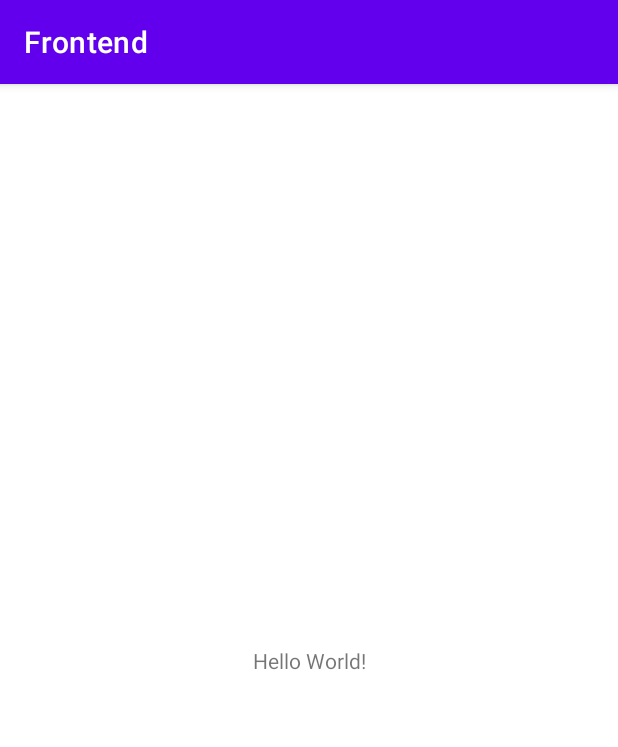
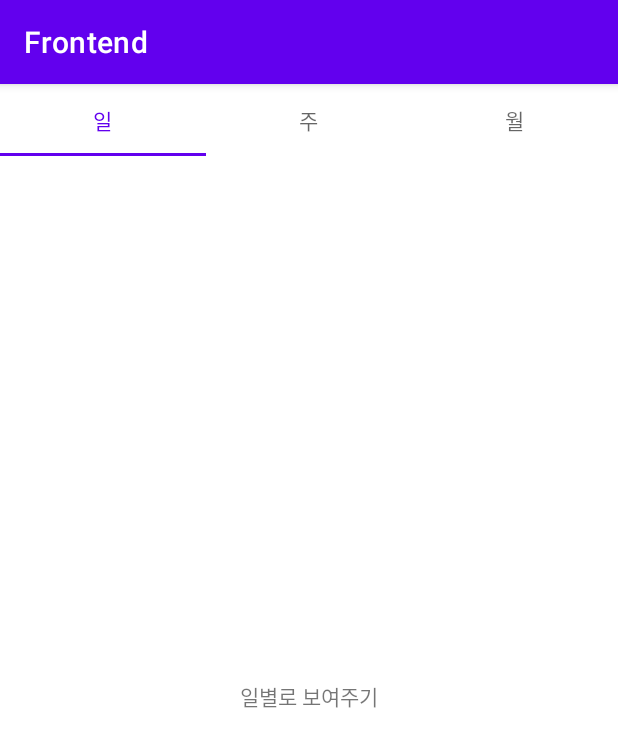
Before and after one commit to WallGGom/MapmO, an Android app: the screen it shows after launch (MainActivity), on a phone screen of 412 x 824 dp. Shown: the top 747 px of the screen. Run offline under Robolectric (Android 15) with nearby library versions, the phone set to English and light mode, and no system bars.

Commit message:
S03P31D203-39 | basic screen | 김희정

```diff
--- a/Frontend/app/build.gradle
+++ b/Frontend/app/build.gradle
@@ -40,7 +40,10 @@ dependencies {
     implementation 'androidx.appcompat:appcompat:1.2.0'
     implementation 'com.google.android.material:material:1.2.1'
     implementation 'androidx.constraintlayout:constraintlayout:2.0.2'
+    implementation 'androidx.legacy:legacy-support-v4:1.0.0'
     testImplementation 'junit:junit:4.+'
     androidTestImplementation 'androidx.test.ext:junit:1.1.2'
     androidTestImplementation 'androidx.test.espresso:espresso-core:3.3.0'
+    implementation "androidx.viewpager2:viewpager2:1.0.0"
+
 }
--- /dev/null
+++ b/Frontend/app/src/main/java/com/example/frontend/Day.kt
@@ -0,0 +1,19 @@
+package com.example.frontend
+
+import android.os.Bundle
+import androidx.fragment.app.Fragment
+import android.view.LayoutInflater
+import android.view.View
+import android.view.ViewGroup
+
+class Day : Fragment() {
+
+    override fun onCreateView(
+        inflater: LayoutInflater, container: ViewGroup?,
+        savedInstanceState: Bundle?
+    ): View? {
+        // Inflate the layout for this fragment
+        return inflater.inflate(R.layout.fragment_day, container, false)
+    }
+
+}
--- /dev/null
+++ b/Frontend/app/src/main/java/com/example/frontend/FragmentAdapter.kt
@@ -0,0 +1,27 @@
+package com.example.frontend
+
+import androidx.fragment.app.Fragment
+import androidx.fragment.app.FragmentManager
+import androidx.fragment.app.FragmentPagerAdapter
+
+class FragmentAdapter(fm: FragmentManager, behavior: Int) : FragmentPagerAdapter(fm, behavior) {
+
+    var fragmentList = listOf<Fragment>()
+
+    override fun getCount(): Int {
+        return fragmentList.size
+    }
+
+    override fun getItem(position: Int): Fragment {
+        return fragmentList.get(position)
+    }
+
+    override fun getPageTitle(position: Int) : CharSequence?{
+        return when (position) {
+            0 -> "일"
+            1 -> "주"
+            else -> "월"
+
+        }
+    }
+}
--- a/Frontend/app/src/main/java/com/example/frontend/MainActivity.kt
+++ b/Frontend/app/src/main/java/com/example/frontend/MainActivity.kt
@@ -2,10 +2,18 @@ package com.example.frontend
 
 import androidx.appcompat.app.AppCompatActivity
 import android.os.Bundle
+import androidx.fragment.app.Fragment
+import kotlinx.android.synthetic.main.activity_main.*
 
 class MainActivity : AppCompatActivity() {
     override fun onCreate(savedInstanceState: Bundle?) {
         super.onCreate(savedInstanceState)
         setContentView(R.layout.activity_main)
+
+        val fragmentList = listOf(Day(), Week(), Month())
+
+        val adapter = FragmentAdapter(supportFragmentManager,1)
+        adapter.fragmentList = fragmentList
+        viewPager.adapter = adapter
     }
 }
--- /dev/null
+++ b/Frontend/app/src/main/java/com/example/frontend/Month.kt
@@ -0,0 +1,19 @@
+package com.example.frontend
+
+import android.os.Bundle
+import androidx.fragment.app.Fragment
+import android.view.LayoutInflater
+import android.view.View
+import android.view.ViewGroup
+
+class Month : Fragment() {
+
+    override fun onCreateView(
+        inflater: LayoutInflater, container: ViewGroup?,
+        savedInstanceState: Bundle?
+    ): View? {
+        // Inflate the layout for this fragment
+        return inflater.inflate(R.layout.fragment_month, container, false)
+    }
+
+}
--- /dev/null
+++ b/Frontend/app/src/main/java/com/example/frontend/Week.kt
@@ -0,0 +1,19 @@
+package com.example.frontend
+
+import android.os.Bundle
+import androidx.fragment.app.Fragment
+import android.view.LayoutInflater
+import android.view.View
+import android.view.ViewGroup
+
+class Week : Fragment() {
+
+    override fun onCreateView(
+        inflater: LayoutInflater, container: ViewGroup?,
+        savedInstanceState: Bundle?
+    ): View? {
+        // Inflate the layout for this fragment
+        return inflater.inflate(R.layout.fragment_week, container, false)
+    }
+
+}
--- a/Frontend/app/src/main/res/layout/activity_main.xml
+++ b/Frontend/app/src/main/res/layout/activity_main.xml
@@ -6,13 +6,34 @@
     android:layout_height="match_parent"
     tools:context=".MainActivity">
 
-    <TextView
-        android:layout_width="wrap_content"
-        android:layout_height="wrap_content"
-        android:text="Hello World!"
+    <androidx.viewpager.widget.ViewPager
+        android:id="@+id/viewPager"
+        android:layout_width="0dp"
+        android:layout_height="0dp"
         app:layout_constraintBottom_toBottomOf="parent"
-        app:layout_constraintLeft_toLeftOf="parent"
-        app:layout_constraintRight_toRightOf="parent"
-        app:layout_constraintTop_toTopOf="parent" />
+        app:layout_constraintEnd_toEndOf="parent"
+        app:layout_constraintStart_toStartOf="parent"
+        app:layout_constraintTop_toTopOf="parent">
 
+        <com.google.android.material.tabs.TabLayout
+            android:id="@+id/tabLayout"
+            android:layout_width="match_parent"
+            android:layout_height="wrap_content">
+
+            <com.google.android.material.tabs.TabItem
+                android:layout_width="wrap_content"
+                android:layout_height="wrap_content"
+                android:text="Monday" />
+
+            <com.google.android.material.tabs.TabItem
+                android:layout_width="wrap_content"
+                android:layout_height="wrap_content"
+                android:text="Tuesday" />
+
+            <com.google.android.material.tabs.TabItem
+                android:layout_width="wrap_content"
+                android:layout_height="wrap_content"
+                android:text="Wednesday" />
+        </com.google.android.material.tabs.TabLayout>
+    </androidx.viewpager.widget.ViewPager>
 </androidx.constraintlayout.widget.ConstraintLayout>
--- /dev/null
+++ b/Frontend/app/src/main/res/layout/fragment_day.xml
@@ -0,0 +1,16 @@
+<?xml version="1.0" encoding="utf-8"?>
+<FrameLayout xmlns:android="http://schemas.android.com/apk/res/android"
+    xmlns:tools="http://schemas.android.com/tools"
+    android:layout_width="match_parent"
+    android:layout_height="match_parent"
+    tools:context=".Day">
+
+    <!-- TODO: Update blank fragment layout -->
+    <TextView
+        android:layout_width="wrap_content"
+        android:layout_height="wrap_content"
+        android:layout_gravity="center"
+        android:text="일별로 보여주기" />
+
+
+</FrameLayout>
--- a/Frontend/app/src/main/res/values/strings.xml
+++ b/Frontend/app/src/main/res/values/strings.xml
@@ -1,3 +1,5 @@
 <resources>
     <string name="app_name">Frontend</string>
+    <!-- TODO: Remove or change this placeholder text -->
+    <string name="hello_blank_fragment">Hello blank fragment</string>
 </resources>
```
Also changed, not shown: Frontend/app/src/main/res/layout/fragment_month.xml (added, +16 -0 lines), Frontend/app/src/main/res/layout/fragment_week.xml (added, +16 -0 lines).
